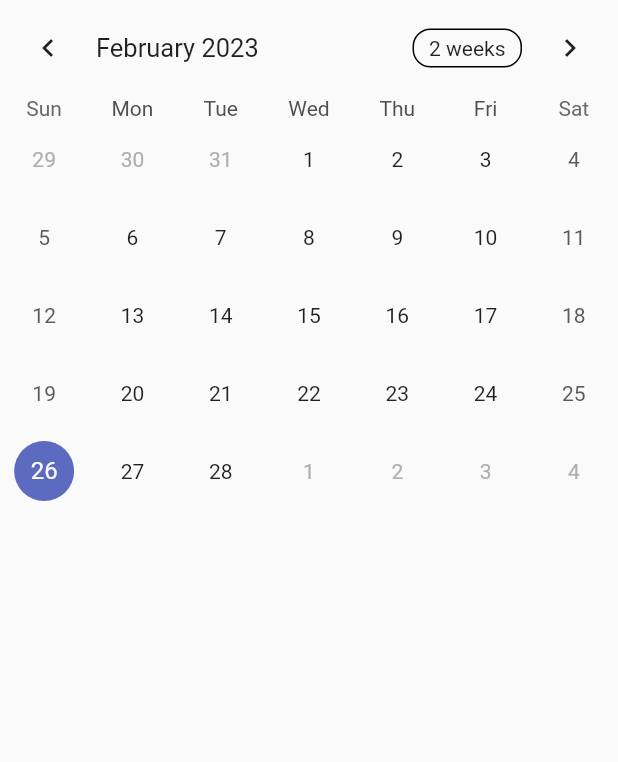
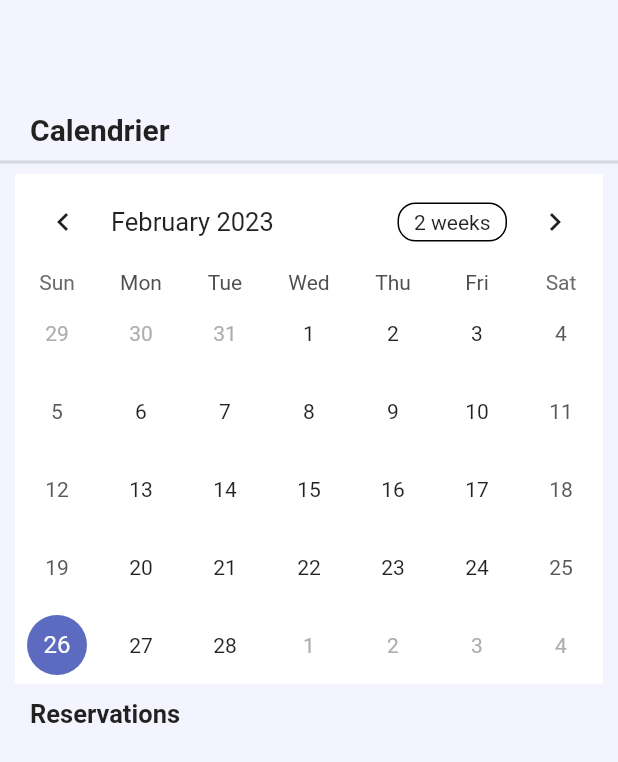
Before and after one commit to niakatemadi/boboloc_test, a Flutter app: the CalendarPage screen opened by its route, on a phone screen of 412 x 824 dp. Shown: the top 762 px of the screen. Run offline on Flutter 3.47's test engine with Material 2 defaults, Android fonts, the phone set to English and light mode, and no system bars; drawn by our look-alikes of table_calendar; our stand-ins replace cloud_firestore, firebase_auth, firebase_core, firebase_storage, go_router, google_nav_bar and 4 more; missing offline and left inert: crypt, dart:ffi, datepicker_dropdown; accounts and stored records are empty.

Commit message:
add calendar page styled

```diff
--- a/lib/pages/calendar_page.dart
+++ b/lib/pages/calendar_page.dart
@@ -1,5 +1,7 @@
 import 'package:boboloc/database/database.dart';
+import 'package:boboloc/models/bdd_car_contract_model.dart';
 import 'package:boboloc/models/event.dart';
+import 'package:boboloc/widgets/cards/reservation_card.dart';
 import 'package:cloud_firestore/cloud_firestore.dart';
 import 'package:firebase_auth/firebase_auth.dart';
 import 'package:flutter/material.dart';
@@ -21,11 +23,14 @@ class _CalendarPageState extends State<CalendarPage> {
   Widget build(BuildContext context) {
     String currentUserId = FirebaseAuth.instance.currentUser!.uid;
     return Scaffold(
-      body: Column(children: [
+      body: Container(
+        decoration:
+            const BoxDecoration(color: Color.fromRGBO(243, 243, 255, 0.8)),
+        child: Column(children: [
           StreamBuilder(
               stream: Database(userId: currentUserId).getMyReservations,
-            builder:
-                (BuildContext context, AsyncSnapshot<QuerySnapshot> snapshot) {
+              builder: (BuildContext context,
+                  AsyncSnapshot<QuerySnapshot> snapshot) {
                 if (snapshot.hasError) {
                   return const Text('Something went wrong');
                 }
@@ -43,8 +48,10 @@ class _CalendarPageState extends State<CalendarPage> {
                     Map<String, dynamic> contract =
                         document.data() as Map<String, dynamic>;
 
-                  DateTime date = DateTime.utc(contract['rent_start_year'],
-                      contract['rent_start_month'], contract['rent_start_day']);
+                    DateTime date = DateTime.utc(
+                        contract['rent_start_year'],
+                        contract['rent_start_month'],
+                        contract['rent_start_day']);
 
                     if (events.containsKey(date)) {
                       events[date]!.add(Event(
@@ -95,9 +102,26 @@ class _CalendarPageState extends State<CalendarPage> {
                   }
                 }
 
-              return Column(
+                return SingleChildScrollView(
+                  child: Column(
                     children: [
-                  TableCalendar(
+                      Container(
+                        height: 100,
+                        padding: EdgeInsets.fromLTRB(20, 75, 0, 0),
+                        width: MediaQuery.of(context).size.width,
+                        child: const Text(
+                          'Calendrier',
+                          style: TextStyle(
+                              fontSize: 20, fontWeight: FontWeight.bold),
+                        ),
+                      ),
+                      const Divider(
+                        thickness: 2,
+                      ),
+                      Container(
+                        margin: const EdgeInsets.fromLTRB(10, 0, 10, 0),
+                        decoration: const BoxDecoration(color: Colors.white),
+                        child: TableCalendar(
                           firstDay: DateTime.utc(2010, 10, 16),
                           lastDay: DateTime.utc(2030, 3, 14),
                           focusedDay: _focusedDay,
@@ -113,9 +137,19 @@ class _CalendarPageState extends State<CalendarPage> {
                             return getEventsForDay(day);
                           },
                         ),
-                  const SizedBox(height: 10),
+                      ),
                       Container(
-                    height: 280,
+                        margin: const EdgeInsets.fromLTRB(20, 10, 0, 0),
+                        width: MediaQuery.of(context).size.width,
+                        child: const Text(
+                          'Reservations',
+                          style: TextStyle(
+                              fontSize: 17, fontWeight: FontWeight.bold),
+                        ),
+                      ),
+                      SizedBox(
+                        height: 169,
+                        width: MediaQuery.of(context).size.width - 40,
                         child: ValueListenableBuilder<List<Event>>(
                           valueListenable: _selectedEvents,
                           builder: (context, value, _) {
@@ -124,29 +158,31 @@ class _CalendarPageState extends State<CalendarPage> {
                                 shrinkWrap: false,
                                 itemCount: value.length,
                                 itemBuilder: (context, index) {
-                              return Container(
-                                  width: 150,
-                                  height: 50,
-                                  margin: EdgeInsets.all(4),
-                                  decoration:
-                                      BoxDecoration(color: Colors.green),
-                                  child: Column(
-                                    children: [
-                                      Text('Nom :${value[index].renterName}'),
-                                      Text(
-                                          'Prénom :${value[index].renterFirstName}'),
-                                      Text(
-                                          'Mois :${value[index].renterFirstName}')
-                                    ],
-                                  ));
+                                  return ReservationCard(
+                                    event: Event(
+                                        renterName: value[index].renterName,
+                                        renterFirstName:
+                                            value[index].renterFirstName,
+                                        rentEndDay: value[index].rentEndDay,
+                                        rentEndMonth: value[index].rentEndMonth,
+                                        rentEndYear: value[index].rentEndYear,
+                                        rentPrice: value[index].rentPrice,
+                                        rentStartDay: value[index].rentStartDay,
+                                        rentStartMonth:
+                                            value[index].rentStartMonth,
+                                        rentStartYear:
+                                            value[index].rentStartYear),
+                                  );
                                 });
                           },
                         ),
                       )
                     ],
+                  ),
                 );
               })
         ]),
+      ),
     );
   }
 }
--- a/lib/pages/wrapper/wrapper_page.dart
+++ b/lib/pages/wrapper/wrapper_page.dart
@@ -1,5 +1,6 @@
 import 'package:boboloc/models/user_connexion_model.dart';
 import 'package:boboloc/pages/cars_list_page.dart';
+import 'package:boboloc/pages/navigation_page.dart';
 import 'package:boboloc/pages/sign_in_page.dart';
 import 'package:flutter/material.dart';
 import 'package:provider/provider.dart';
@@ -13,7 +14,7 @@ class WrapperPage extends StatelessWidget {
     if (user == null) {
       return SignInPage();
     } else {
-      return CarsListPage();
+      return NavigationPage();
     }
   }
 }
--- a/lib/router/router.dart
+++ b/lib/router/router.dart
@@ -3,6 +3,7 @@ import 'package:boboloc/pages/car_details_page.dart';
 import 'package:boboloc/pages/cars_list_page.dart';
 import 'package:boboloc/pages/contract_form_page.dart';
 import 'package:boboloc/pages/create_new_car_page.dart';
+import 'package:boboloc/pages/navigation_page.dart';
 import 'package:boboloc/pages/sign_in_page.dart';
 import 'package:boboloc/pages/sign_up_page.dart';
 import 'package:boboloc/pages/wrapper/wrapper_page.dart';
@@ -34,6 +35,12 @@ class MyRouter {
         path: '/cars_list',
         builder: (BuildContext context, GoRouterState state) {
           return CarsListPage();
+        },
+      ),
+      GoRoute(
+        path: '/home',
+        builder: (BuildContext context, GoRouterState state) {
+          return NavigationPage();
         },
       ),
       GoRoute(
--- a/lib/widgets/my_list_tile.dart
+++ b/lib/widgets/my_list_tile.dart
@@ -20,7 +20,7 @@ class MyListTile extends StatelessWidget {
       width: MediaQuery.of(context).size.width - 50,
       margin: const EdgeInsets.fromLTRB(30, 20, 30, 0),
       decoration: BoxDecoration(
-          borderRadius: BorderRadius.circular(20), color: Colors.white),
+          borderRadius: BorderRadius.circular(15), color: Colors.white),
       child: Row(
         children: [
           Container(
@@ -28,8 +28,8 @@ class MyListTile extends StatelessWidget {
             width: 129,
             decoration: const BoxDecoration(
                 borderRadius: BorderRadius.only(
-                    topLeft: Radius.circular(18),
-                    bottomLeft: Radius.circular(18),
+                    topLeft: Radius.circular(15),
+                    bottomLeft: Radius.circular(15),
                     topRight: Radius.circular(0),
                     bottomRight: Radius.circular(0)),
                 color: Colors.black,
```
Also changed, not shown: lib/pages/cars_list_page.dart (+6 -28 lines), lib/pages/navigation_page.dart (added, +52 -0 lines), lib/pages/profile_page.dart (added, +12 -0 lines), lib/widgets/cards/reservation_card.dart (added, +104 -0 lines). Lines whose indentation alone changed are shown as unchanged.
